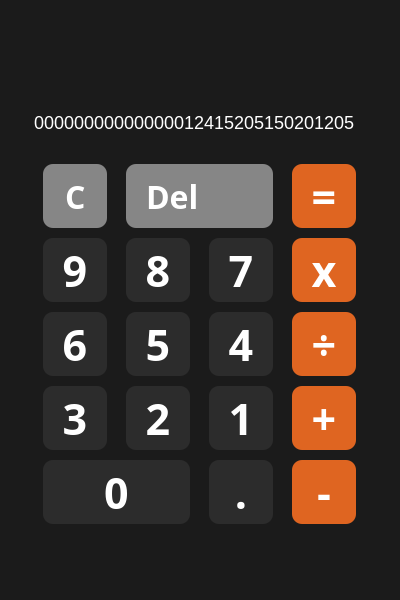
KlimGrishanov/basicProgramming-Lab1, file mainwindow.ui: the form before one commit.
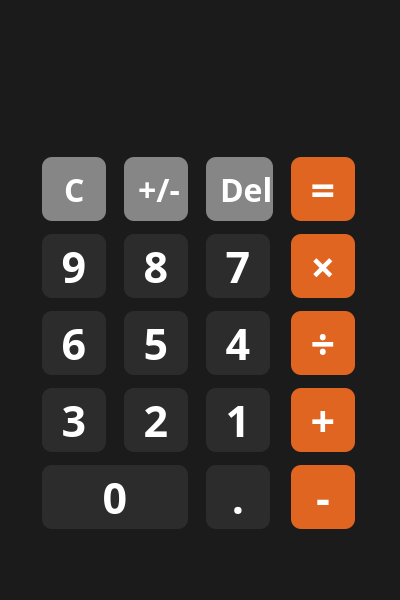
The form after the commit.

The edit to the form file:
```diff
--- a/mainwindow.ui
+++ b/mainwindow.ui
@@ -39,7 +39,7 @@
     <property name="geometry">
      <rect>
       <x>10</x>
-      <y>20</y>
+      <y>10</y>
       <width>380</width>
       <height>125</height>
      </rect>
@@ -49,286 +49,24 @@
 color: #FFFFFF;
 padding-left: 20px;
 padding-top: 80px;
+text-align: right;
 font-size: 18px;</string>
     </property>
     <property name="text">
-     <string>00000000000000012415205150201205</string>
+     <string/>
     </property>
    </widget>
    <widget class="QWidget" name="gridLayoutWidget_2">
     <property name="geometry">
      <rect>
       <x>30</x>
-      <y>160</y>
+      <y>150</y>
       <width>341</width>
-      <height>370</height>
+      <height>391</height>
      </rect>
     </property>
     <layout class="QGridLayout" name="gridLayout_2">
-     <item row="2" column="3">
-      <widget class="QPushButton" name="btn_divide">
-       <property name="sizePolicy">
-        <sizepolicy hsizetype="Fixed" vsizetype="Fixed">
-         <horstretch>0</horstretch>
-         <verstretch>0</verstretch>
-        </sizepolicy>
-       </property>
-       <property name="minimumSize">
-        <size>
-         <width>64</width>
-         <height>64</height>
-        </size>
-       </property>
-       <property name="maximumSize">
-        <size>
-         <width>64</width>
-         <height>64</height>
-        </size>
-       </property>
-       <property name="font">
-        <font>
-         <family>Gilroy</family>
-         <pointsize>32</pointsize>
-         <weight>75</weight>
-         <bold>true</bold>
-        </font>
-       </property>
-       <property name="styleSheet">
-        <string notr="true">QPushButton {
-	background: #DF6521;
-	border-radius: 10px;
-	color: #FFFFFF;
-	font-weight: 600;
-}
-QPushButton:hover {
-	background-color: #FF7223;
-}</string>
-       </property>
-       <property name="text">
-        <string>÷</string>
-       </property>
-      </widget>
-     </item>
-     <item row="4" column="3">
-      <widget class="QPushButton" name="btn_minus">
-       <property name="sizePolicy">
-        <sizepolicy hsizetype="Fixed" vsizetype="Fixed">
-         <horstretch>0</horstretch>
-         <verstretch>0</verstretch>
-        </sizepolicy>
-       </property>
-       <property name="minimumSize">
-        <size>
-         <width>64</width>
-         <height>64</height>
-        </size>
-       </property>
-       <property name="maximumSize">
-        <size>
-         <width>64</width>
-         <height>64</height>
-        </size>
-       </property>
-       <property name="font">
-        <font>
-         <family>Gilroy</family>
-         <pointsize>32</pointsize>
-         <weight>75</weight>
-         <bold>true</bold>
-        </font>
-       </property>
-       <property name="styleSheet">
-        <string notr="true">QPushButton {
-	background: #DF6521;
-	border-radius: 10px;
-	color: #FFFFFF;
-	font-weight: 600;
-}
-QPushButton:hover {
-	background-color: #FF7223;
-}</string>
-       </property>
-       <property name="text">
-        <string>-</string>
-       </property>
-      </widget>
-     </item>
-     <item row="0" column="3">
-      <widget class="QPushButton" name="btn_equals">
-       <property name="sizePolicy">
-        <sizepolicy hsizetype="Fixed" vsizetype="Fixed">
-         <horstretch>0</horstretch>
-         <verstretch>0</verstretch>
-        </sizepolicy>
-       </property>
-       <property name="minimumSize">
-        <size>
-         <width>64</width>
-         <height>64</height>
-        </size>
-       </property>
-       <property name="maximumSize">
-        <size>
-         <width>64</width>
-         <height>64</height>
-        </size>
-       </property>
-       <property name="font">
-        <font>
-         <family>Gilroy</family>
-         <pointsize>32</pointsize>
-         <weight>75</weight>
-         <bold>true</bold>
-        </font>
-       </property>
-       <property name="styleSheet">
-        <string notr="true">QPushButton {
-	background: #DF6521;
-	border-radius: 10px;
-	color: #FFFFFF;
-	font-weight: 600;
-}
-QPushButton:hover {
-	background-color: #FF7223;
-}</string>
-       </property>
-       <property name="text">
-        <string>=</string>
-       </property>
-      </widget>
-     </item>
-     <item row="1" column="3">
-      <widget class="QPushButton" name="btn_multiply">
-       <property name="sizePolicy">
-        <sizepolicy hsizetype="Fixed" vsizetype="Fixed">
-         <horstretch>0</horstretch>
-         <verstretch>0</verstretch>
-        </sizepolicy>
-       </property>
-       <property name="minimumSize">
-        <size>
-         <width>64</width>
-         <height>64</height>
-        </size>
-       </property>
-       <property name="maximumSize">
-        <size>
-         <width>64</width>
-         <height>64</height>
-        </size>
-       </property>
-       <property name="font">
-        <font>
-         <family>Gilroy</family>
-         <pointsize>32</pointsize>
-         <weight>75</weight>
-         <bold>true</bold>
-        </font>
-       </property>
-       <property name="styleSheet">
-        <string notr="true">QPushButton {
-	background: #DF6521;
-	border-radius: 10px;
-	color: #FFFFFF;
-	font-weight: 600;
-}
-QPushButton:hover {
-	background-color: #FF7223;
-}</string>
-       </property>
-       <property name="text">
-        <string>x</string>
-       </property>
-      </widget>
-     </item>
-     <item row="3" column="3">
-      <widget class="QPushButton" name="btn_plus">
-       <property name="sizePolicy">
-        <sizepolicy hsizetype="Fixed" vsizetype="Fixed">
-         <horstretch>0</horstretch>
-         <verstretch>0</verstretch>
-        </sizepolicy>
-       </property>
-       <property name="minimumSize">
-        <size>
-         <width>64</width>
-         <height>64</height>
-        </size>
-       </property>
-       <property name="maximumSize">
-        <size>
-         <width>64</width>
-         <height>64</height>
-        </size>
-       </property>
-       <property name="font">
-        <font>
-         <family>Gilroy</family>
-         <pointsize>32</pointsize>
-         <weight>75</weight>
-         <bold>true</bold>
-        </font>
-       </property>
-       <property name="styleSheet">
-        <string notr="true">QPushButton {
-	background: #DF6521;
-	border-radius: 10px;
-	color: #FFFFFF;
-	font-weight: 600;
-}
-QPushButton:hover {
-	background-color: #FF7223;
-}</string>
-       </property>
-       <property name="text">
-        <string>+</string>
-       </property>
-      </widget>
-     </item>
-     <item row="1" column="1">
-      <widget class="QPushButton" name="btn_eight">
-       <property name="sizePolicy">
-        <sizepolicy hsizetype="Fixed" vsizetype="Fixed">
-         <horstretch>0</horstretch>
-         <verstretch>0</verstretch>
-        </sizepolicy>
-       </property>
-       <property name="minimumSize">
-        <size>
-         <width>64</width>
-         <height>64</height>
-        </size>
-       </property>
-       <property name="maximumSize">
-        <size>
-         <width>64</width>
-         <height>64</height>
-        </size>
-       </property>
-       <property name="font">
-        <font>
-         <family>Gilroy</family>
-         <pointsize>32</pointsize>
-         <weight>75</weight>
-         <bold>true</bold>
-        </font>
-       </property>
-       <property name="styleSheet">
-        <string notr="true">QPushButton{
-	background: #2C2C2C;
-	border-radius: 10px;
-	color: white;
-}
-QPushButton:hover{
-	background: #5C5C5C;
-}</string>
-       </property>
-       <property name="text">
-        <string>8</string>
-       </property>
-      </widget>
-     </item>
-     <item row="0" column="0">
+     <item row="1" column="0">
       <widget class="QPushButton" name="btn_clear">
        <property name="sizePolicy">
         <sizepolicy hsizetype="Fixed" vsizetype="Fixed">
@@ -373,8 +111,8 @@
        </property>
       </widget>
      </item>
-     <item row="1" column="0">
-      <widget class="QPushButton" name="btn_nine">
+     <item row="1" column="3">
+      <widget class="QPushButton" name="btn_equals">
        <property name="sizePolicy">
         <sizepolicy hsizetype="Fixed" vsizetype="Fixed">
          <horstretch>0</horstretch>
@@ -402,21 +140,156 @@
         </font>
        </property>
        <property name="styleSheet">
+        <string notr="true">QPushButton {
+	background: #DF6521;
+	border-radius: 10px;
+	color: #FFFFFF;
+	font-weight: 600;
+}
+QPushButton:hover {
+	background-color: #FF7223;
+}</string>
+       </property>
+       <property name="text">
+        <string>=</string>
+       </property>
+      </widget>
+     </item>
+     <item row="1" column="1">
+      <widget class="QPushButton" name="btn_change_sign">
+       <property name="sizePolicy">
+        <sizepolicy hsizetype="Fixed" vsizetype="Fixed">
+         <horstretch>0</horstretch>
+         <verstretch>0</verstretch>
+        </sizepolicy>
+       </property>
+       <property name="minimumSize">
+        <size>
+         <width>64</width>
+         <height>64</height>
+        </size>
+       </property>
+       <property name="maximumSize">
+        <size>
+         <width>64</width>
+         <height>64</height>
+        </size>
+       </property>
+       <property name="font">
+        <font>
+         <family>Gilroy</family>
+         <pointsize>24</pointsize>
+         <weight>75</weight>
+         <bold>true</bold>
+        </font>
+       </property>
+       <property name="styleSheet">
         <string notr="true">QPushButton{
-	background: #2C2C2C;
+	background-color: #868686;
+	color: #FFFFFF;
 	border-radius: 10px;
-	color: white;
+	text-align: left;
+	padding-left: 14px;
 }
 QPushButton:hover{
-	background: #5C5C5C;
+	background-color: #5C5C5C;
 }</string>
        </property>
        <property name="text">
-        <string>9</string>
+        <string>+/-</string>
        </property>
       </widget>
      </item>
      <item row="1" column="2">
+      <widget class="QPushButton" name="btn_del">
+       <property name="sizePolicy">
+        <sizepolicy hsizetype="Minimum" vsizetype="Fixed">
+         <horstretch>0</horstretch>
+         <verstretch>0</verstretch>
+        </sizepolicy>
+       </property>
+       <property name="minimumSize">
+        <size>
+         <width>64</width>
+         <height>64</height>
+        </size>
+       </property>
+       <property name="maximumSize">
+        <size>
+         <width>149</width>
+         <height>64</height>
+        </size>
+       </property>
+       <property name="font">
+        <font>
+         <family>Gilroy</family>
+         <pointsize>24</pointsize>
+         <weight>75</weight>
+         <bold>true</bold>
+        </font>
+       </property>
+       <property name="styleSheet">
+        <string notr="true">QPushButton{
+	background-color: #868686;
+	color: #FFFFFF;
+	border-radius: 10px;
+	text-align: left;
+	padding-left: 14px;
+}
+QPushButton:hover{
+	background-color: #5C5C5C;
+}</string>
+       </property>
+       <property name="text">
+        <string>Del</string>
+       </property>
+      </widget>
+     </item>
+     <item row="2" column="3">
+      <widget class="QPushButton" name="btn_multiply">
+       <property name="sizePolicy">
+        <sizepolicy hsizetype="Fixed" vsizetype="Fixed">
+         <horstretch>0</horstretch>
+         <verstretch>0</verstretch>
+        </sizepolicy>
+       </property>
+       <property name="minimumSize">
+        <size>
+         <width>64</width>
+         <height>64</height>
+        </size>
+       </property>
+       <property name="maximumSize">
+        <size>
+         <width>64</width>
+         <height>64</height>
+        </size>
+       </property>
+       <property name="font">
+        <font>
+         <family>Gilroy</family>
+         <pointsize>32</pointsize>
+         <weight>75</weight>
+         <bold>true</bold>
+        </font>
+       </property>
+       <property name="styleSheet">
+        <string notr="true">QPushButton {
+	background: #DF6521;
+	border-radius: 10px;
+	color: #FFFFFF;
+	font-weight: 600;
+}
+QPushButton:hover {
+	background-color: #FF7223;
+}</string>
+       </property>
+       <property name="text">
+        <string>×</string>
+       </property>
+      </widget>
+     </item>
+     <item row="2" column="2">
       <widget class="QPushButton" name="btn_seven">
        <property name="sizePolicy">
         <sizepolicy hsizetype="Fixed" vsizetype="Fixed">
@@ -459,7 +332,93 @@
        </property>
       </widget>
      </item>
+     <item row="2" column="1">
+      <widget class="QPushButton" name="btn_eight">
+       <property name="sizePolicy">
+        <sizepolicy hsizetype="Fixed" vsizetype="Fixed">
+         <horstretch>0</horstretch>
+         <verstretch>0</verstretch>
+        </sizepolicy>
+       </property>
+       <property name="minimumSize">
+        <size>
+         <width>64</width>
+         <height>64</height>
+        </size>
+       </property>
+       <property name="maximumSize">
+        <size>
+         <width>64</width>
+         <height>64</height>
+        </size>
+       </property>
+       <property name="font">
+        <font>
+         <family>Gilroy</family>
+         <pointsize>32</pointsize>
+         <weight>75</weight>
+         <bold>true</bold>
+        </font>
+       </property>
+       <property name="styleSheet">
+        <string notr="true">QPushButton{
+	background: #2C2C2C;
+	border-radius: 10px;
+	color: white;
+}
+QPushButton:hover{
+	background: #5C5C5C;
+}</string>
+       </property>
+       <property name="text">
+        <string>8</string>
+       </property>
+      </widget>
+     </item>
      <item row="2" column="0">
+      <widget class="QPushButton" name="btn_nine">
+       <property name="sizePolicy">
+        <sizepolicy hsizetype="Fixed" vsizetype="Fixed">
+         <horstretch>0</horstretch>
+         <verstretch>0</verstretch>
+        </sizepolicy>
+       </property>
+       <property name="minimumSize">
+        <size>
+         <width>64</width>
+         <height>64</height>
+        </size>
+       </property>
+       <property name="maximumSize">
+        <size>
+         <width>64</width>
+         <height>64</height>
+        </size>
+       </property>
+       <property name="font">
+        <font>
+         <family>Gilroy</family>
+         <pointsize>32</pointsize>
+         <weight>75</weight>
+         <bold>true</bold>
+        </font>
+       </property>
+       <property name="styleSheet">
+        <string notr="true">QPushButton{
+	background: #2C2C2C;
+	border-radius: 10px;
+	color: white;
+}
+QPushButton:hover{
+	background: #5C5C5C;
+}</string>
+       </property>
+       <property name="text">
+        <string>9</string>
+       </property>
+      </widget>
+     </item>
+     <item row="3" column="0">
       <widget class="QPushButton" name="btn_six">
        <property name="sizePolicy">
         <sizepolicy hsizetype="Fixed" vsizetype="Fixed">
@@ -502,7 +461,7 @@
        </property>
       </widget>
      </item>
-     <item row="2" column="1">
+     <item row="3" column="1">
       <widget class="QPushButton" name="btn_five">
        <property name="sizePolicy">
         <sizepolicy hsizetype="Fixed" vsizetype="Fixed">
@@ -545,7 +504,7 @@
        </property>
       </widget>
      </item>
-     <item row="2" column="2">
+     <item row="3" column="2">
       <widget class="QPushButton" name="btn_four">
        <property name="sizePolicy">
         <sizepolicy hsizetype="Fixed" vsizetype="Fixed">
@@ -588,8 +547,8 @@
        </property>
       </widget>
      </item>
-     <item row="3" column="0">
-      <widget class="QPushButton" name="btn_three">
+     <item row="3" column="3">
+      <widget class="QPushButton" name="btn_divide">
        <property name="sizePolicy">
         <sizepolicy hsizetype="Fixed" vsizetype="Fixed">
          <horstretch>0</horstretch>
@@ -617,22 +576,23 @@
         </font>
        </property>
        <property name="styleSheet">
-        <string notr="true">QPushButton{
-	background: #2C2C2C;
+        <string notr="true">QPushButton {
+	background: #DF6521;
 	border-radius: 10px;
-	color: white;
+	color: #FFFFFF;
+	font-weight: 600;
 }
-QPushButton:hover{
-	background: #5C5C5C;
+QPushButton:hover {
+	background-color: #FF7223;
 }</string>
        </property>
        <property name="text">
-        <string>3</string>
+        <string>÷</string>
        </property>
       </widget>
      </item>
-     <item row="3" column="1">
-      <widget class="QPushButton" name="btn_two">
+     <item row="4" column="3">
+      <widget class="QPushButton" name="btn_plus">
        <property name="sizePolicy">
         <sizepolicy hsizetype="Fixed" vsizetype="Fixed">
          <horstretch>0</horstretch>
@@ -660,21 +620,22 @@
         </font>
        </property>
        <property name="styleSheet">
-        <string notr="true">QPushButton{
-	background: #2C2C2C;
+        <string notr="true">QPushButton {
+	background: #DF6521;
 	border-radius: 10px;
-	color: white;
+	color: #FFFFFF;
+	font-weight: 600;
 }
-QPushButton:hover{
-	background: #5C5C5C;
+QPushButton:hover {
+	background-color: #FF7223;
 }</string>
        </property>
        <property name="text">
-        <string>2</string>
+        <string>+</string>
        </property>
       </widget>
      </item>
-     <item row="3" column="2">
+     <item row="4" column="2">
       <widget class="QPushButton" name="btn_one">
        <property name="sizePolicy">
         <sizepolicy hsizetype="Fixed" vsizetype="Fixed">
@@ -717,10 +678,10 @@
        </property>
       </widget>
      </item>
-     <item row="0" column="1" colspan="2">
-      <widget class="QPushButton" name="btn_del">
+     <item row="4" column="1">
+      <widget class="QPushButton" name="btn_two">
        <property name="sizePolicy">
-        <sizepolicy hsizetype="Minimum" vsizetype="Fixed">
+        <sizepolicy hsizetype="Fixed" vsizetype="Fixed">
          <horstretch>0</horstretch>
          <verstretch>0</verstretch>
         </sizepolicy>
@@ -733,39 +694,37 @@
        </property>
        <property name="maximumSize">
         <size>
-         <width>149</width>
+         <width>64</width>
          <height>64</height>
         </size>
        </property>
        <property name="font">
         <font>
          <family>Gilroy</family>
-         <pointsize>24</pointsize>
+         <pointsize>32</pointsize>
          <weight>75</weight>
          <bold>true</bold>
         </font>
        </property>
        <property name="styleSheet">
         <string notr="true">QPushButton{
-	background-color: #868686;
-	color: #FFFFFF;
+	background: #2C2C2C;
 	border-radius: 10px;
-	text-align: left;
-	padding-left: 20px;
+	color: white;
 }
 QPushButton:hover{
-	background-color: #5C5C5C;
+	background: #5C5C5C;
 }</string>
        </property>
        <property name="text">
-        <string>Del</string>
+        <string>2</string>
        </property>
       </widget>
      </item>
-     <item row="4" column="0" colspan="2">
-      <widget class="QPushButton" name="btn_zero">
+     <item row="4" column="0">
+      <widget class="QPushButton" name="btn_three">
        <property name="sizePolicy">
-        <sizepolicy hsizetype="Minimum" vsizetype="Fixed">
+        <sizepolicy hsizetype="Fixed" vsizetype="Fixed">
          <horstretch>0</horstretch>
          <verstretch>0</verstretch>
         </sizepolicy>
@@ -778,7 +737,7 @@
        </property>
        <property name="maximumSize">
         <size>
-         <width>149</width>
+         <width>64</width>
          <height>64</height>
         </size>
        </property>
@@ -801,11 +760,11 @@
 }</string>
        </property>
        <property name="text">
-        <string>0</string>
+        <string>3</string>
        </property>
       </widget>
      </item>
-     <item row="4" column="2">
+     <item row="5" column="2">
       <widget class="QPushButton" name="btn_dot">
        <property name="sizePolicy">
         <sizepolicy hsizetype="Fixed" vsizetype="Fixed">
@@ -848,6 +807,93 @@
        </property>
       </widget>
      </item>
+     <item row="5" column="3">
+      <widget class="QPushButton" name="btn_minus">
+       <property name="sizePolicy">
+        <sizepolicy hsizetype="Fixed" vsizetype="Fixed">
+         <horstretch>0</horstretch>
+         <verstretch>0</verstretch>
+        </sizepolicy>
+       </property>
+       <property name="minimumSize">
+        <size>
+         <width>64</width>
+         <height>64</height>
+        </size>
+       </property>
+       <property name="maximumSize">
+        <size>
+         <width>64</width>
+         <height>64</height>
+        </size>
+       </property>
+       <property name="font">
+        <font>
+         <family>Gilroy</family>
+         <pointsize>32</pointsize>
+         <weight>75</weight>
+         <bold>true</bold>
+        </font>
+       </property>
+       <property name="styleSheet">
+        <string notr="true">QPushButton {
+	background: #DF6521;
+	border-radius: 10px;
+	color: #FFFFFF;
+	font-weight: 600;
+}
+QPushButton:hover {
+	background-color: #FF7223;
+}</string>
+       </property>
+       <property name="text">
+        <string>-</string>
+       </property>
+      </widget>
+     </item>
+     <item row="5" column="0" colspan="2">
+      <widget class="QPushButton" name="btn_zero">
+       <property name="sizePolicy">
+        <sizepolicy hsizetype="Minimum" vsizetype="Fixed">
+         <horstretch>0</horstretch>
+         <verstretch>0</verstretch>
+        </sizepolicy>
+       </property>
+       <property name="minimumSize">
+        <size>
+         <width>64</width>
+         <height>64</height>
+        </size>
+       </property>
+       <property name="maximumSize">
+        <size>
+         <width>149</width>
+         <height>64</height>
+        </size>
+       </property>
+       <property name="font">
+        <font>
+         <family>Gilroy</family>
+         <pointsize>32</pointsize>
+         <weight>75</weight>
+         <bold>true</bold>
+        </font>
+       </property>
+       <property name="styleSheet">
+        <string notr="true">QPushButton{
+	background: #2C2C2C;
+	border-radius: 10px;
+	color: white;
+}
+QPushButton:hover{
+	background: #5C5C5C;
+}</string>
+       </property>
+       <property name="text">
+        <string>0</string>
+       </property>
+      </widget>
+     </item>
     </layout>
    </widget>
   </widget>
```
Left out of the diff: 2 changed lines with no effect on the pictures.
